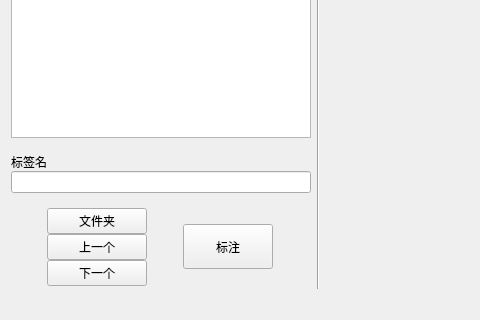
Before: the Qt Designer form GUI/Main.ui in zz6515/thesis_code_backup, drawn with Qt 5; both pictures show x 0 to 480 and y 435 to 755 of the 1183 by 755 pixel window.
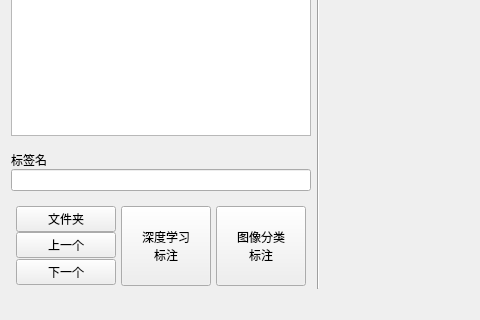
After: the same form once the commit is applied.

Commit message: 增加功能-图像分类

Diff of the .ui file:
```diff
--- a/GUI/Main.ui
+++ b/GUI/Main.ui
@@ -192,17 +192,44 @@
           <property name="minimumSize">
            <size>
             <width>90</width>
-            <height>45</height>
+            <height>80</height>
            </size>
           </property>
           <property name="maximumSize">
            <size>
             <width>90</width>
-            <height>45</height>
+            <height>80</height>
            </size>
           </property>
           <property name="text">
-           <string>标注</string>
+           <string>深度学习
+标注</string>
+          </property>
+         </widget>
+        </item>
+        <item row="0" column="2" rowspan="3">
+         <widget class="QPushButton" name="btn_classification">
+          <property name="sizePolicy">
+           <sizepolicy hsizetype="Fixed" vsizetype="Fixed">
+            <horstretch>0</horstretch>
+            <verstretch>0</verstretch>
+           </sizepolicy>
+          </property>
+          <property name="minimumSize">
+           <size>
+            <width>90</width>
+            <height>80</height>
+           </size>
+          </property>
+          <property name="maximumSize">
+           <size>
+            <width>90</width>
+            <height>80</height>
+           </size>
+          </property>
+          <property name="text">
+           <string>图像分类
+标注</string>
           </property>
          </widget>
         </item>
```
Left out of the diff: 95 changed lines with no effect on the pictures. The commit also changes 2 other files.
